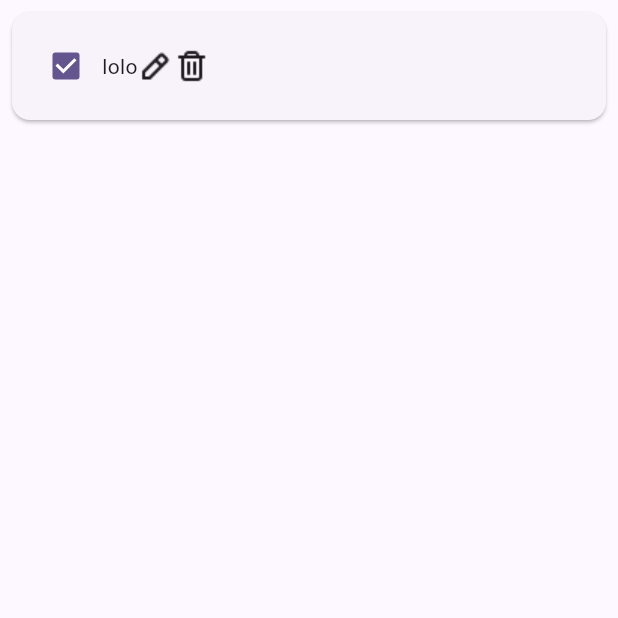
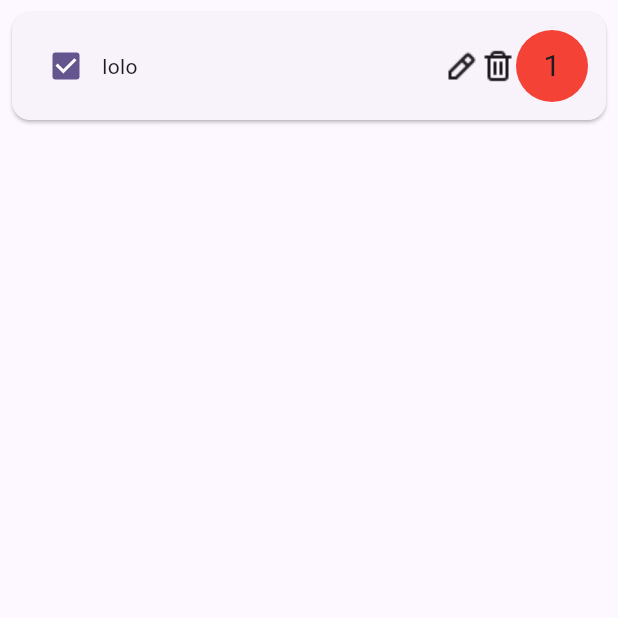
Before and after one commit to Vlad-gw/task-planner-app, a Flutter app: the TabPage screen opened directly, on a phone screen of 412 x 824 dp, the top half of it. Run offline on Flutter 3.47's test engine with Material 3 defaults, Android fonts, the phone set to English and light mode, and no system bars; our stand-ins replace dio, flutter_secure_storage, pin_code_fields; missing offline and left inert: appmetrica_plugin, json5; accounts and stored records are empty; network calls fail.

```diff
--- a/frontend/lib/structures/task.dart
+++ b/frontend/lib/structures/task.dart
@@ -1,12 +1,12 @@
 class Task {
   String title;
-  String description;
-  int priority;
-  int creationDate;
-  int finishDate;
-  bool isDone;
-  int timeReminder;
-  int scheduledAt;
+  String? description;
+  int? priority;
+  int? creationDate;
+  int? finishDate;
+  bool? isDone;
+  int? timeReminder;
+  int? scheduledAt;
 
   Task({
     required this.title,
@@ -18,4 +18,16 @@ class Task {
     required this.timeReminder,
     required this.scheduledAt,
   });
+
+
+  factory Task.fromJson(Map<String, dynamic> json) {
+    return Task(title: json['title'],
+        description: json['description'],
+        priority: json['priority'],
+        creationDate: json['creationDate'],
+        finishDate: json['finishDate'],
+        isDone: json['isDone'],
+        timeReminder: json['timeReminder'],
+        scheduledAt: json['scheduledAt']);
+  }
 }
--- a/frontend/lib/widgets/tab_page_list_item.dart
+++ b/frontend/lib/widgets/tab_page_list_item.dart
@@ -14,14 +14,25 @@ class TabPageListItem extends StatelessWidget {
         padding: EdgeInsets.all(12.0),
         child: Row(
           children: [
-            Checkbox(
-              value: task.isDone,
-              onChanged: (bool? value) {
-              },
+            Checkbox(value: task.isDone, onChanged: (bool? value) {}),
+            Expanded(child: Text(task.title)),
+            Image.asset('assets/icons/edit.png'),
+            Image.asset('assets/icons/delete.png'),
+            Container(
+              width: 48,
+              height: 48,
+              padding: EdgeInsets.all(4),
+              decoration: BoxDecoration(
+                color: Colors.red,
+                borderRadius: BorderRadius.all(Radius.circular(50)),
+              ),
+              child: Center(
+                child: Text(
+                  task.priority.toString(),
+                  style: TextStyle(fontSize: 20),
+                ),
+              ),
             ),
-            Text(task.title),
-            Image.asset('assets/icons/edit.png'),
-            Image.asset('assets/icons/delete.png')
           ],
         ),
       ),
--- a/frontend/pubspec.yaml
+++ b/frontend/pubspec.yaml
@@ -41,7 +41,7 @@ dependencies:
   cupertino_icons: ^1.0.8
   pin_code_fields: ^8.0.1
   intl: ^0.20.2
-  table_calendar: ^3.2.0
+  json5: ^0.8.2
   flutter_native_splash: ^2.4.6
 
 
```
Also changed, not shown: frontend/lib/api/api_service.dart (+15 -0 lines), frontend/lib/main_app/calendar.dart (+19 -13 lines), frontend/lib/utils/json_handler.dart (added, +8 -0 lines), frontend/pubspec.lock.
